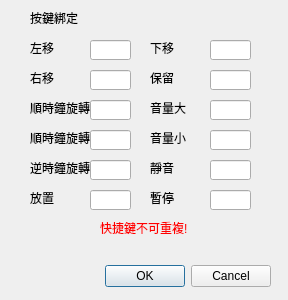
Qt form keybinding.ui (XCI9/Tetris) before a commit.
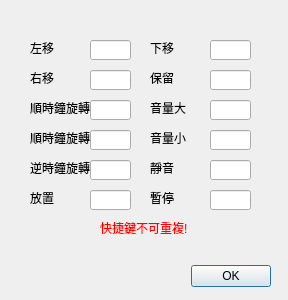
The same form after that commit.

Commit message: change window name and some details.

What changed in the file:
```diff
--- a/keybinding.ui
+++ b/keybinding.ui
@@ -24,9 +24,9 @@
   <widget class="QDialogButtonBox" name="buttonBox">
    <property name="geometry">
     <rect>
-     <x>80</x>
+     <x>190</x>
      <y>260</y>
-     <width>191</width>
+     <width>81</width>
      <height>32</height>
     </rect>
    </property>
@@ -34,7 +34,7 @@
     <enum>Qt::Horizontal</enum>
    </property>
    <property name="standardButtons">
-    <set>QDialogButtonBox::Cancel|QDialogButtonBox::Ok</set>
+    <set>QDialogButtonBox::Ok</set>
    </property>
   </widget>
   <widget class="QLineEdit" name="lineEditMoveL">
@@ -290,19 +290,6 @@
     </rect>
    </property>
   </widget>
-  <widget class="QLabel" name="label_13">
-   <property name="geometry">
-    <rect>
-     <x>30</x>
-     <y>10</y>
-     <width>61</width>
-     <height>16</height>
-    </rect>
-   </property>
-   <property name="text">
-    <string>按鍵綁定</string>
-   </property>
-  </widget>
   <widget class="QLabel" name="keyConflitMsg">
    <property name="enabled">
     <bool>true</bool>
```
Left out of the diff: 2 changed lines with no effect on the pictures. The commit also changes 3 other files.
